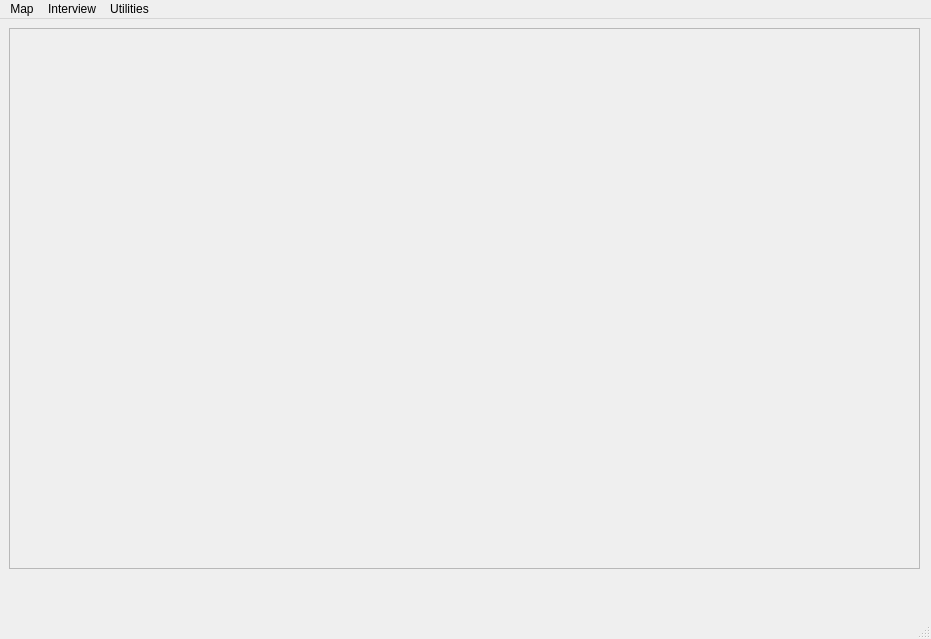
Qt form openoceanmap/mainwindow.ui (Ecotrust/openoceanmap-desktop) before a commit.
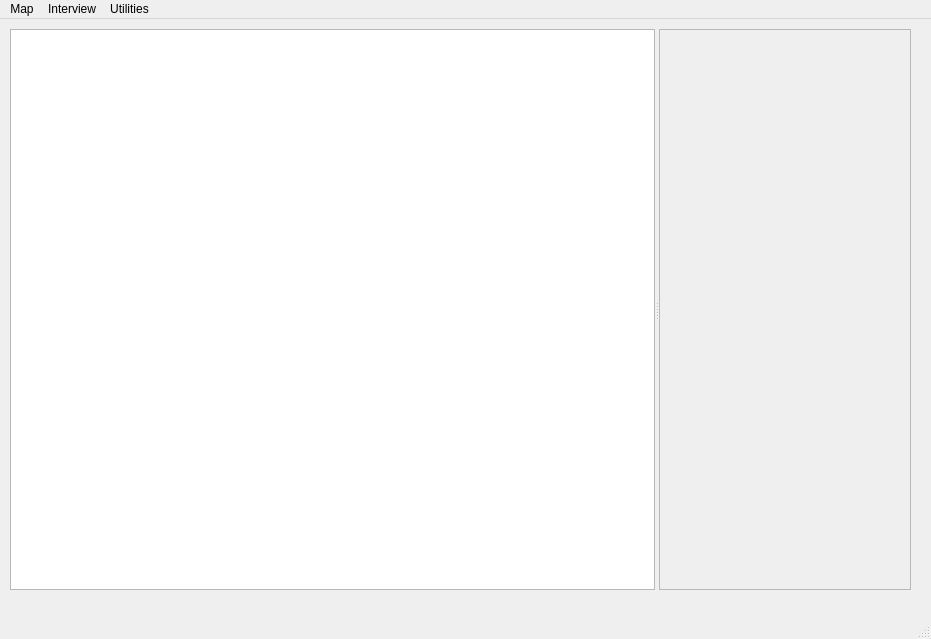
The same form after that commit. Icons and pictures are not drawn.

Patch:
```diff
--- a/openoceanmap/mainwindow.ui
+++ b/openoceanmap/mainwindow.ui
@@ -13,21 +13,27 @@
    <string>MainWindow</string>
   </property>
   <widget class="QWidget" name="centralwidget" >
-   <widget class="QFrame" name="frameMap" >
+   <widget class="QSplitter" name="splitter" >
     <property name="geometry" >
      <rect>
-      <x>9</x>
-      <y>9</y>
-      <width>911</width>
-      <height>541</height>
+      <x>10</x>
+      <y>10</y>
+      <width>901</width>
+      <height>561</height>
      </rect>
     </property>
+    <property name="orientation" >
+     <enum>Qt::Horizontal</enum>
+    </property>
+    <widget class="QTreeView" name="treeView" />
+    <widget class="QFrame" name="frameMap" >
     <property name="frameShape" >
      <enum>QFrame::StyledPanel</enum>
     </property>
     <property name="frameShadow" >
      <enum>QFrame::Raised</enum>
     </property>
+    </widget>
    </widget>
   </widget>
   <widget class="QMenuBar" name="menubar" >
```
Lines whose indentation alone changed are shown as unchanged.
